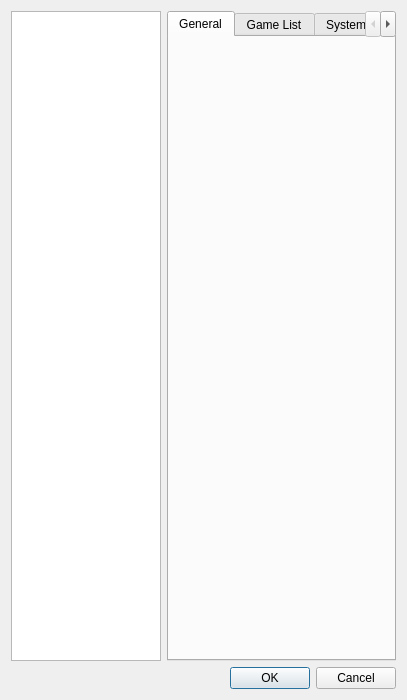
Qt form src/yuzu/configuration/configure.ui (gyyfifafans/yuzu) before a commit.
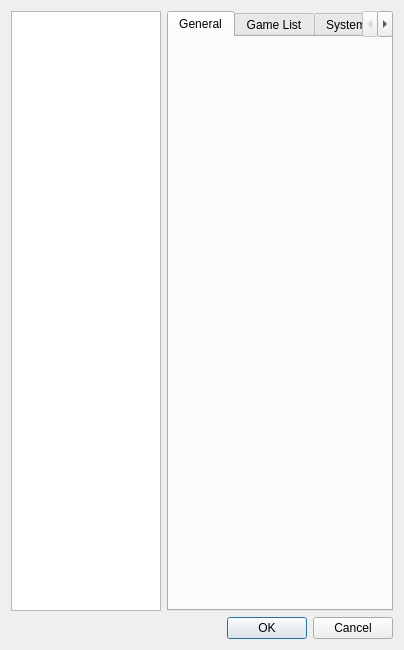
The same form after that commit. Custom widgets are drawn as their Qt base class.

```diff
--- a/src/yuzu/configuration/configure.ui
+++ b/src/yuzu/configuration/configure.ui
@@ -6,14 +6,14 @@
    <rect>
     <x>0</x>
     <y>0</y>
-    <width>407</width>
-    <height>700</height>
+    <width>404</width>
+    <height>650</height>
    </rect>
   </property>
   <property name="minimumSize">
    <size>
     <width>0</width>
-    <height>700</height>
+    <height>0</height>
    </size>
   </property>
   <property name="windowTitle">
@@ -40,6 +40,9 @@
      </item>
      <item>
       <widget class="QTabWidget" name="tabWidget">
+       <property name="styleSheet">
+        <string notr="true">padding: 3px;</string>
+       </property>
        <property name="currentIndex">
         <number>0</number>
        </property>
```
Left out of the diff: 39 changed lines with no effect on the pictures.
